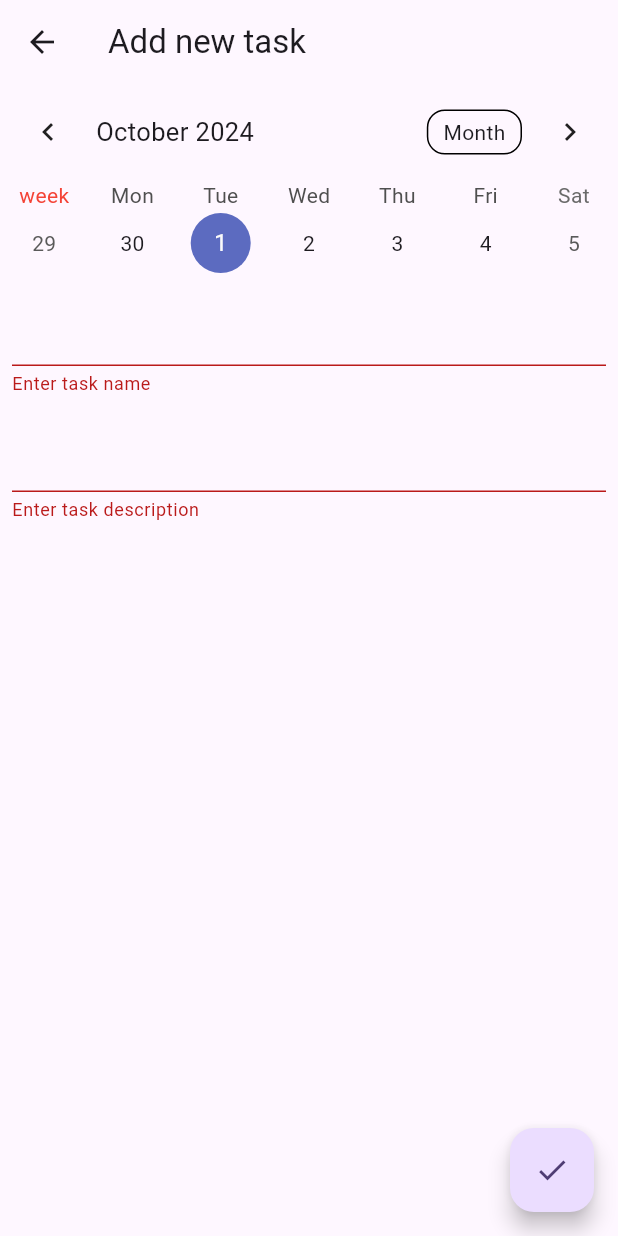
After one commit to kerfaiyass54/todolist-flutter, a Flutter app: the AddTask screen opened by its route, after a tap on the "done" icon, on a phone screen of 412 x 824 dp. The commit adds this screen. Run offline on Flutter 3.47's test engine with Material 3 defaults, Android fonts, the phone set to English and light mode, and no system bars; drawn by our look-alikes of table_calendar.

Commit message:
add task form creation

```diff
--- a/lib/main.dart
+++ b/lib/main.dart
@@ -1,6 +1,7 @@
 import 'package:flutter/material.dart';
 import 'package:provider/provider.dart';
 import 'package:to_do_list/provider/TaskModel.dart';
+import 'package:to_do_list/view/AddTask.dart';
 import 'package:to_do_list/view/ListTasks.dart';
 
 
@@ -26,6 +27,10 @@ class MyApp extends StatelessWidget {
         colorScheme: ColorScheme.fromSeed(seedColor: Colors.deepPurple),
         useMaterial3: true,
       ),
+      routes: {
+        "listTasks":(context)=> ListTasks(),
+        "addTask":(context)=> AddTask(),
+      },
       home: ListTasks()
     );
   }
--- a/lib/provider/TaskModel.dart
+++ b/lib/provider/TaskModel.dart
@@ -16,5 +16,12 @@ class TaskModel extends ChangeNotifier {
     notifyListeners();
   }
 
+  void addTask(Task task){
+
+    _todotasks.add(task);
+    notifyListeners();
+
+  }
+
 
 }
--- /dev/null
+++ b/lib/view/AddTask.dart
@@ -0,0 +1,113 @@
+import 'package:flutter/material.dart';
+import 'package:provider/provider.dart';
+import 'package:table_calendar/table_calendar.dart';
+import 'package:to_do_list/provider/TaskModel.dart';
+import 'package:to_do_list/widget/ListTasksWidget.dart';
+import 'package:to_do_list/model/Task.dart';
+class AddTask extends StatefulWidget {
+  const AddTask({super.key});
+
+  @override
+  State<AddTask> createState() => _AddTaskState();
+}
+
+class _AddTaskState extends State<AddTask> {
+  DateTime _selectedDay = DateTime.now();
+
+  DateTime _focusedDay = DateTime.now();
+
+  final _formKey = GlobalKey<FormState>();
+
+  final _taskController = TextEditingController();
+
+  final _descriptionController = TextEditingController();
+  @override
+  Widget build(BuildContext context) {
+    return Consumer<TaskModel>(
+        builder: (context, task, child) {
+      return Scaffold(
+        appBar: AppBar(
+          title: Text("Add new task"),
+        ),
+        body:Form(
+          key: _formKey,
+          child: Column(
+            children: <Widget>[
+              TableCalendar(calendarFormat: CalendarFormat.week,firstDay: DateTime.utc(2010, 1, 1), lastDay: DateTime.utc(2050, 12, 12), focusedDay: _focusedDay,
+            selectedDayPredicate: (day) {
+              return isSameDay(_selectedDay, day);
+            },
+            onDaySelected: (selectedDay, focusedDay) {
+              setState(() {
+                _selectedDay = selectedDay;
+                _focusedDay = focusedDay; // update `_focusedDay` here as well
+              });
+            },onPageChanged: (focusedDay) {
+              _focusedDay = focusedDay;
+            },calendarBuilders: CalendarBuilders(
+                  dowBuilder: (context, day) {
+                    if (day.weekday == DateTime.sunday) {
+
+
+                      return Center(
+                        child: Text(
+                          "week",
+                          style: TextStyle(color: Colors.red),
+                        ),
+                      );
+                    }
+                  },
+                ),
+              ),
+              Padding(
+                padding: const EdgeInsets.all(8.0),
+                child: TextFormField(
+                  controller: _taskController,
+                  validator: (value) {
+                    if (value == null || value.isEmpty) {
+                      return 'Enter task name';
+                    }
+                    return null;
+                  },
+                ),
+              ),
+              Padding(
+                padding: const EdgeInsets.all(8.0),
+                child: TextFormField(
+                  controller: _descriptionController,
+                  validator: (value) {
+                    if (value == null || value.isEmpty) {
+                      return 'Enter task description';
+                    }
+                    return null;
+                  },
+                ),
+              )
+            ]
+        )
+      ),
+        floatingActionButton: FloatingActionButton(
+          child: Icon(Icons.done),
+          onPressed: (){
+            if (_formKey.currentState!.validate()) {
+              Task _newTask = Task(_taskController.text,false,_descriptionController.text,_focusedDay);
+              task.addTask(_newTask);
+              ScaffoldMessenger.of(context).showSnackBar(
+                const SnackBar(content: Text('Task added successfully')),
+              );
+              Navigator.pushReplacementNamed(context, "listTasks");
+            }
+          },),
+      );}
+    );
+  }
+
+  @override
+  void dispose() {
+    // Clean up the controller when the widget is removed from the
+    // widget tree.
+    _taskController.dispose();
+    _descriptionController.dispose();
+    super.dispose();
+  }
+}
--- a/lib/view/ListTasks.dart
+++ b/lib/view/ListTasks.dart
@@ -28,7 +28,12 @@ class _ListTasksState extends State<ListTasks> {
                 ListTasksWidget(),
                 ListTasksWidget(),
               ],
-              )
+              ),
+                floatingActionButton: FloatingActionButton(
+                child: Icon(Icons.add),
+                onPressed: (){
+                  Navigator.pushNamed(context, "addTask");
+                }),
 
 
                 ),
--- a/pubspec.yaml
+++ b/pubspec.yaml
@@ -36,6 +36,7 @@ dependencies:
   # Use with the CupertinoIcons class for iOS style icons.
   cupertino_icons: ^1.0.8
   provider: ^6.0.2
+  table_calendar: ^3.0.3
 
 dev_dependencies:
   flutter_test:
```
Also changed, not shown: pubspec.lock.
